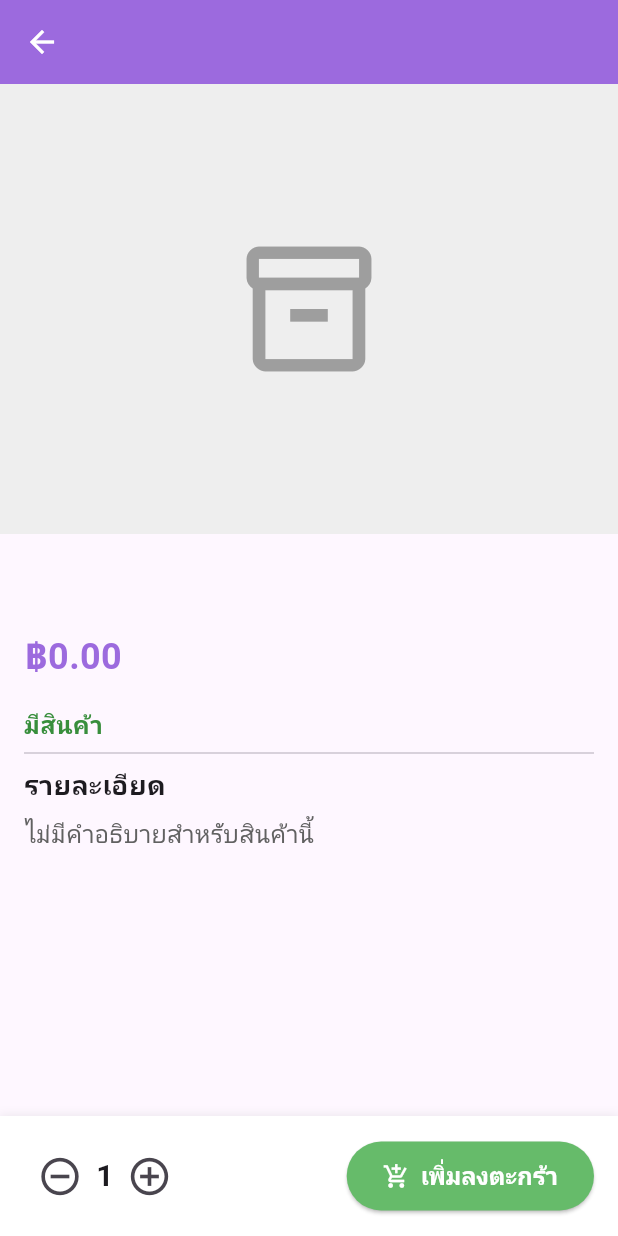
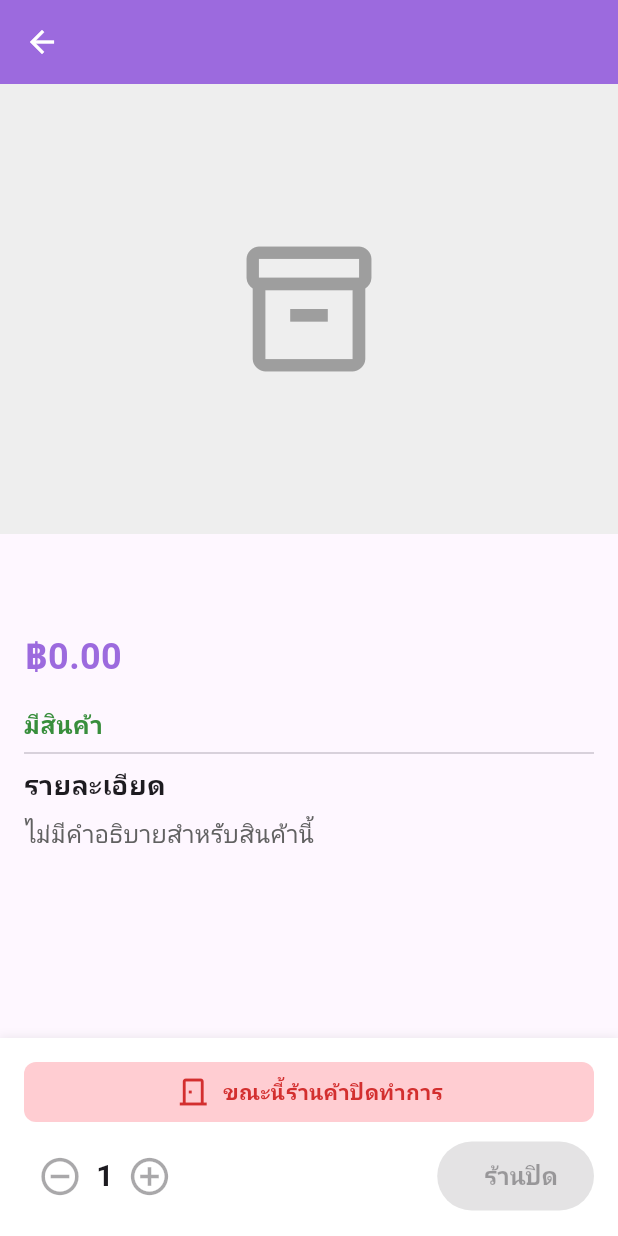
Before and after one commit to Mistergunth/banbanshop, a Flutter app: the ProductDetailScreen screen opened directly with empty values, on a phone screen of 412 x 824 dp. Run offline on Flutter 3.47's test engine with Material 3 defaults, Android fonts, the phone set to English and light mode, and no system bars; our stand-ins replace cloud_firestore, firebase_auth, firebase_core, firebase_storage, geocoding, geolocator and 5 more; missing offline and left inert: cloudinary_sdk, flutter_polyline_points; accounts and stored records are empty; Roboto replaces fonts that are missing (Kanit).

Commit message:
store close,product close

```diff
--- a/banbanshop/lib/screens/buyer/product_detail_screen.dart
+++ b/banbanshop/lib/screens/buyer/product_detail_screen.dart
@@ -5,6 +5,7 @@ import 'package:cloud_firestore/cloud_firestore.dart';
 import 'package:firebase_auth/firebase_auth.dart';
 import 'package:banbanshop/screens/models/product_model.dart';
 import 'package:banbanshop/screens/models/cart_model.dart';
+import 'package:banbanshop/screens/models/store_model.dart'; // --- [NEW] Import Store model
 import 'package:google_fonts/google_fonts.dart';
 
 class ProductDetailScreen extends StatefulWidget {
@@ -20,14 +21,58 @@ class _ProductDetailScreenState extends State<ProductDetailScreen> {
   int _quantity = 1;
   bool _isLoading = false;
 
-  // --- [NEW] Check if the product is out of stock ---
+  // --- [NEW] Add state to hold the store data ---
+  Store? _store;
+  bool _isStoreLoading = true;
+
+  @override
+  void initState() {
+    super.initState();
+    _fetchStoreStatus();
+  }
+
+  // --- [NEW] Function to fetch store data ---
+  Future<void> _fetchStoreStatus() async {
+    try {
+      final storeDoc = await FirebaseFirestore.instance
+          .collection('stores')
+          .doc(widget.product.storeId)
+          .get();
+      if (storeDoc.exists && mounted) {
+        setState(() {
+          _store = Store.fromFirestore(storeDoc);
+          _isStoreLoading = false;
+        });
+      } else {
+         if (mounted) {
+          setState(() {
+            _isStoreLoading = false;
+          });
+         }
+      }
+    } catch (e) {
+      print("Error fetching store status: $e");
+      if (mounted) {
+        setState(() {
+          _isStoreLoading = false;
+        });
+      }
+    }
+  }
+
+
   bool get isOutOfStock {
-    // Product is out of stock if stock is 0 or less, but not -1 (unlimited)
     return widget.product.stock <= 0 && widget.product.stock != -1;
   }
 
+  // --- [NEW] Check if the store is open ---
+  bool get isStoreOpen {
+    // If store data is not loaded yet, or store is null, assume it's closed.
+    if (_store == null) return false;
+    return _store!.isOpen;
+  }
+
   void _incrementQuantity() {
-    // --- [NEW] Add a check against the available stock ---
     if (widget.product.stock != -1 && _quantity >= widget.product.stock) {
       ScaffoldMessenger.of(context).showSnackBar(
         SnackBar(content: Text('ไม่สามารถเพิ่มเกินจำนวนสต็อกที่มี (${widget.product.stock} ชิ้น)')),
@@ -102,6 +147,9 @@ class _ProductDetailScreenState extends State<ProductDetailScreen> {
 
   @override
   Widget build(BuildContext context) {
+    // --- [NEW] Determine if the add to cart button should be disabled ---
+    final bool canAddToCart = !isOutOfStock && isStoreOpen && !_isLoading;
+
     return Scaffold(
       appBar: AppBar(
         title: Text(widget.product.name),
@@ -143,7 +191,6 @@ class _ProductDetailScreenState extends State<ProductDetailScreen> {
                     style: const TextStyle(fontSize: 24, color: Color(0xFF9C6ADE), fontWeight: FontWeight.bold),
                   ),
                   const SizedBox(height: 16),
-                  // --- [NEW] Display stock information ---
                   Text(
                     isOutOfStock
                       ? 'สินค้าหมด'
@@ -184,15 +231,46 @@ class _ProductDetailScreenState extends State<ProductDetailScreen> {
             ),
           ],
         ),
+        child: Column(
+          mainAxisSize: MainAxisSize.min,
+          children: [
+            // --- [NEW] Show store status message ---
+            if (_isStoreLoading)
+              const Padding(
+                padding: EdgeInsets.only(bottom: 8.0),
+                child: Center(child: CircularProgressIndicator(strokeWidth: 2.0)),
+              )
+            else if (!isStoreOpen)
+              Padding(
+                padding: const EdgeInsets.only(bottom: 12.0),
+                child: Container(
+                  padding: const EdgeInsets.symmetric(horizontal: 12, vertical: 8),
+                  decoration: BoxDecoration(
+                    color: Colors.red[100],
+                    borderRadius: BorderRadius.circular(8),
+                  ),
                   child: Row(
+                    mainAxisAlignment: MainAxisAlignment.center,
+                    children: [
+                      Icon(Icons.door_back_door_outlined, color: Colors.red[700]),
+                      const SizedBox(width: 8),
+                      Text(
+                        'ขณะนี้ร้านค้าปิดทำการ',
+                        style: TextStyle(color: Colors.red[700], fontWeight: FontWeight.bold),
+                      ),
+                    ],
+                  ),
+                ),
+              ),
+            Row(
               mainAxisAlignment: MainAxisAlignment.spaceBetween,
               children: [
                 Row(
                   children: [
                     IconButton(
-                  // --- [NEW] Disable button if out of stock ---
                       icon: const Icon(Icons.remove_circle_outline),
-                  onPressed: isOutOfStock ? null : _decrementQuantity,
+                      // Disable if cannot add to cart
+                      onPressed: !canAddToCart ? null : _decrementQuantity,
                       iconSize: 30,
                     ),
                     Text(
@@ -200,24 +278,23 @@ class _ProductDetailScreenState extends State<ProductDetailScreen> {
                       style: const TextStyle(fontSize: 20, fontWeight: FontWeight.bold),
                     ),
                     IconButton(
-                  // --- [NEW] Disable button if out of stock ---
                       icon: const Icon(Icons.add_circle_outline),
-                  onPressed: isOutOfStock ? null : _incrementQuantity,
+                      // Disable if cannot add to cart
+                      onPressed: !canAddToCart ? null : _incrementQuantity,
                       iconSize: 30,
                     ),
                   ],
                 ),
                 ElevatedButton.icon(
-              // --- [NEW] Disable button if out of stock or loading ---
-              onPressed: (isOutOfStock || _isLoading) ? null : _addToCart,
-              icon: (isOutOfStock || _isLoading)
+                  onPressed: canAddToCart ? _addToCart : null, // Use the combined check
+                  icon: (isOutOfStock || !isStoreOpen || _isLoading)
                       ? const SizedBox.shrink()
                       : const Icon(Icons.add_shopping_cart),
                   label: _isLoading
                       ? const SizedBox(height: 20, width: 20, child: CircularProgressIndicator(color: Colors.white))
-                  : Text(isOutOfStock ? 'สินค้าหมด' : 'เพิ่มลงตะกร้า'),
+                      : Text(isOutOfStock ? 'สินค้าหมด' : (isStoreOpen ? 'เพิ่มลงตะกร้า' : 'ร้านปิด')),
                   style: ElevatedButton.styleFrom(
-                backgroundColor: isOutOfStock ? Colors.grey : const Color(0xFF66BB6A),
+                    backgroundColor: canAddToCart ? const Color(0xFF66BB6A) : Colors.grey,
                     foregroundColor: Colors.white,
                     padding: const EdgeInsets.symmetric(horizontal: 24, vertical: 12),
                     textStyle: TextStyle(fontSize: 16, fontWeight: FontWeight.bold, fontFamily: GoogleFonts.kanit().fontFamily ),
@@ -225,6 +302,8 @@ class _ProductDetailScreenState extends State<ProductDetailScreen> {
                 ),
               ],
             ),
+          ],
+        ),
       ),
     );
   }
```
Lines whose indentation alone changed are shown as unchanged.
